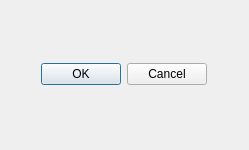
Qt form UI/uiFiles/ResetConfirm.ui (Hperigee/vocalMaximum) before a commit.
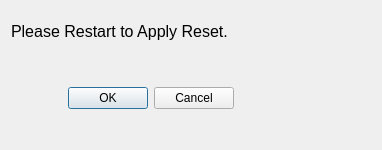
The same form after that commit.

Diff of the .ui file:
```diff
--- a/UI/uiFiles/ResetConfirm.ui
+++ b/UI/uiFiles/ResetConfirm.ui
@@ -6,7 +6,7 @@
    <rect>
     <x>0</x>
     <y>0</y>
-    <width>249</width>
+    <width>382</width>
     <height>150</height>
    </rect>
   </property>
@@ -31,9 +31,21 @@
   <property name="windowTitle">
    <string>Confirm?</string>
   </property>
-  <layout class="QHBoxLayout" name="horizontalLayout">
+  <layout class="QVBoxLayout" name="verticalLayout">
    <item>
-    <layout class="QHBoxLayout" name="horizontalLayout_2">
+    <layout class="QVBoxLayout" name="verticalLayout_2">
+     <item>
+      <widget class="QLabel" name="label">
+       <property name="font">
+        <font>
+         <pointsize>12</pointsize>
+        </font>
+       </property>
+       <property name="text">
+        <string>Please Restart to Apply Reset.</string>
+       </property>
+      </widget>
+     </item>
      <item>
       <widget class="QDialogButtonBox" name="buttonBox">
        <property name="enabled">
@@ -47,13 +59,13 @@
        </property>
        <property name="minimumSize">
         <size>
-         <width>220</width>
+         <width>280</width>
          <height>81</height>
         </size>
        </property>
        <property name="maximumSize">
         <size>
-         <width>220</width>
+         <width>280</width>
          <height>81</height>
         </size>
        </property>
```
